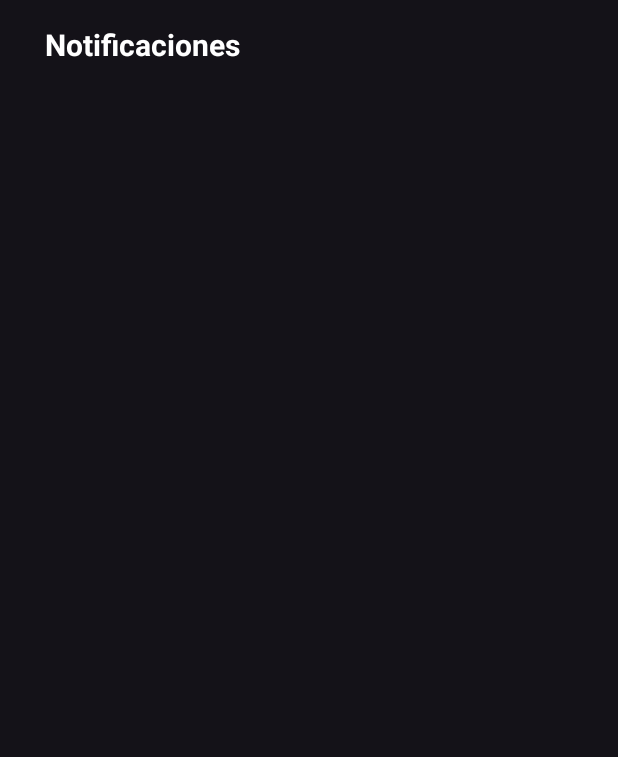
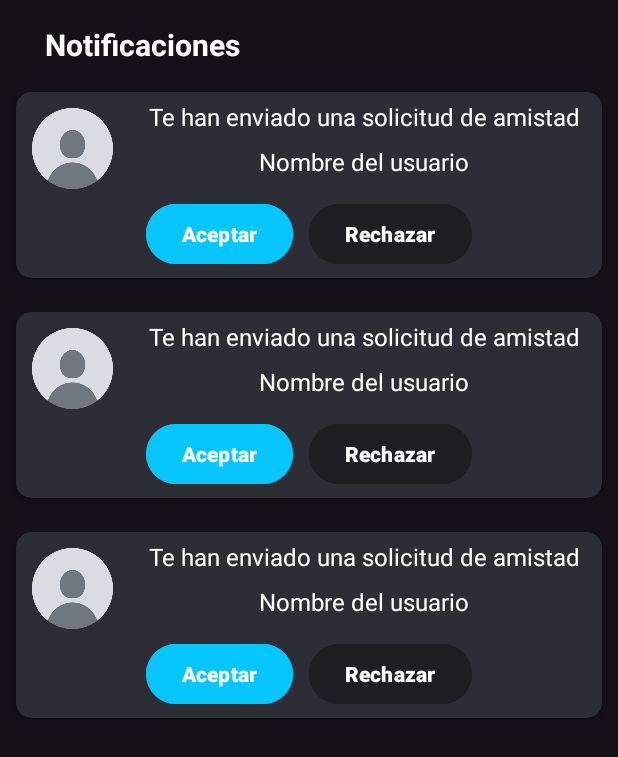
Before and after one commit to DavidOrtizz/TFG-Sora, an Android app: the layout fragment_notificaciones.xml on its own in the app's theme, with its tools: preview values and no code run, on a phone screen of 412 x 824 dp. Shown: the top 757 px of the screen. Run offline under Robolectric (Android 15) with nearby library versions, the phone set to English and light mode, and no system bars.

Commit message:
Implementación de diseño notificaciones y contactos

```diff
--- /dev/null
+++ b/App_Sora/app/src/main/java/com/example/sora/ModelContact.java
@@ -0,0 +1,5 @@
+package com.example.sora;
+
+public class ModelContact {
+    private String id, nombreUsuario, imagen;
+}
--- a/App_Sora/app/src/main/java/com/example/sora/NotificacionesFragment.kt
+++ b/App_Sora/app/src/main/java/com/example/sora/NotificacionesFragment.kt
@@ -33,8 +33,12 @@ class NotificacionesFragment : Fragment() {
         inflater: LayoutInflater, container: ViewGroup?,
         savedInstanceState: Bundle?
     ): View? {
+        val vista = inflater.inflate(R.layout.fragment_notificaciones, container, false)
+
+        val context = requireContext()
+
         // Inflate the layout for this fragment
-        return inflater.inflate(R.layout.fragment_notificaciones, container, false)
+        return vista
     }
 
     companion object {
--- a/App_Sora/app/src/main/res/layout/fragment_notificaciones.xml
+++ b/App_Sora/app/src/main/res/layout/fragment_notificaciones.xml
@@ -20,4 +20,15 @@
         app:layout_constraintTop_toTopOf="parent"
         android:textColor="@color/white"/>
 
+    <androidx.recyclerview.widget.RecyclerView
+        android:id="@+id/contactRv"
+        android:layout_width="match_parent"
+        android:layout_height="match_parent"
+        android:layout_marginTop="50dp"
+        tools:listitem="@layout/notificaciones_custom"
+        app:layoutManager="androidx.recyclerview.widget.LinearLayoutManager"
+        app:layout_constraintTop_toBottomOf="@+id/textView">
+
+    </androidx.recyclerview.widget.RecyclerView>
+
 </androidx.constraintlayout.widget.ConstraintLayout>
--- /dev/null
+++ b/App_Sora/app/src/main/res/layout/notificaciones_custom.xml
@@ -0,0 +1,78 @@
+<?xml version="1.0" encoding="utf-8"?>
+<androidx.cardview.widget.CardView xmlns:android="http://schemas.android.com/apk/res/android"
+    android:layout_width="match_parent"
+    android:layout_height="wrap_content"
+    xmlns:app="http://schemas.android.com/apk/res-auto"
+    app:cardUseCompatPadding="true"
+    android:backgroundTint="@color/fondo_menu"
+    android:layout_margin="5dp"
+    app:cardCornerRadius="10dp">
+
+    <RelativeLayout
+        android:layout_width="match_parent"
+        android:layout_height="wrap_content">
+        <ImageView
+            android:id="@+id/IconoPerfil"
+            android:layout_width="75dp"
+            android:layout_height="75dp"
+            android:src="@drawable/icono_defecfo0"/>
+
+        <TextView
+            android:id="@+id/textSolicitud"
+            android:layout_width="match_parent"
+            android:layout_height="wrap_content"
+            android:layout_alignParentTop="true"
+            android:layout_centerHorizontal="true"
+            android:layout_marginStart="-2dp"
+            android:layout_marginTop="5dp"
+            android:layout_toEndOf="@id/IconoPerfil"
+            android:text="@string/SolicitudDeAmistad"
+            android:textColor="@color/white"
+            android:textSize="16sp"
+            android:gravity="center"/>
+
+        <TextView
+            android:id="@+id/textNombreUsuario"
+            android:layout_width="match_parent"
+            android:layout_height="wrap_content"
+            android:layout_centerHorizontal="true"
+            android:layout_marginStart="-3dp"
+            android:layout_toEndOf="@id/IconoPerfil"
+            android:gravity="center"
+            android:text="@string/nombreUsuario"
+            android:textColor="@color/white"
+            android:textSize="16sp"
+            android:layout_marginTop="35dp"/>
+
+        <LinearLayout
+            android:layout_width="match_parent"
+            android:layout_height="wrap_content"
+            android:orientation="horizontal"
+            android:gravity="center"
+            android:layout_marginTop="65dp">
+            <Button
+                android:id="@+id/btnSi"
+                android:layout_width="wrap_content"
+                android:layout_height="wrap_content"
+                android:text="@string/aceptar"
+                android:textColor="@color/white"
+                android:textSize="14sp"
+                android:textStyle="bold"
+                android:layout_margin="5dp"
+                android:backgroundTint="@color/colorIcono_celeste"/>
+
+            <Button
+                android:id="@+id/btnNo"
+                android:layout_width="wrap_content"
+                android:layout_height="wrap_content"
+                android:text="@string/rechazar"
+                android:textColor="@color/white"
+                android:textSize="14sp"
+                android:textStyle="bold"
+                android:layout_margin="5dp"
+                android:backgroundTint="@color/fondo_menu_oscuro"/>
+        </LinearLayout>
+
+    </RelativeLayout>
+
+</androidx.cardview.widget.CardView>
--- a/App_Sora/app/src/main/res/values/strings.xml
+++ b/App_Sora/app/src/main/res/values/strings.xml
@@ -52,4 +52,7 @@
     <string name="confirmarCerrarSesion">¿Estás seguro de que quieres cerrar la sesión?</string>
     <string name="si">Si</string>
     <string name="no">No</string>
+    <string name="SolicitudDeAmistad">Te han enviado una solicitud de amistad</string>
+    <string name="aceptar">Aceptar</string>
+    <string name="rechazar">Rechazar</string>
 </resources>
```
Also changed, not shown: App_Sora/app/src/main/java/com/example/sora/ContactosFragment.kt (+10 -3 lines), App_Sora/app/src/main/res/layout/contactos_custom.xml (added, +29 -0 lines), App_Sora/app/src/main/res/layout/fragment_contactos.xml (+25 -13 lines), 4 other files.
